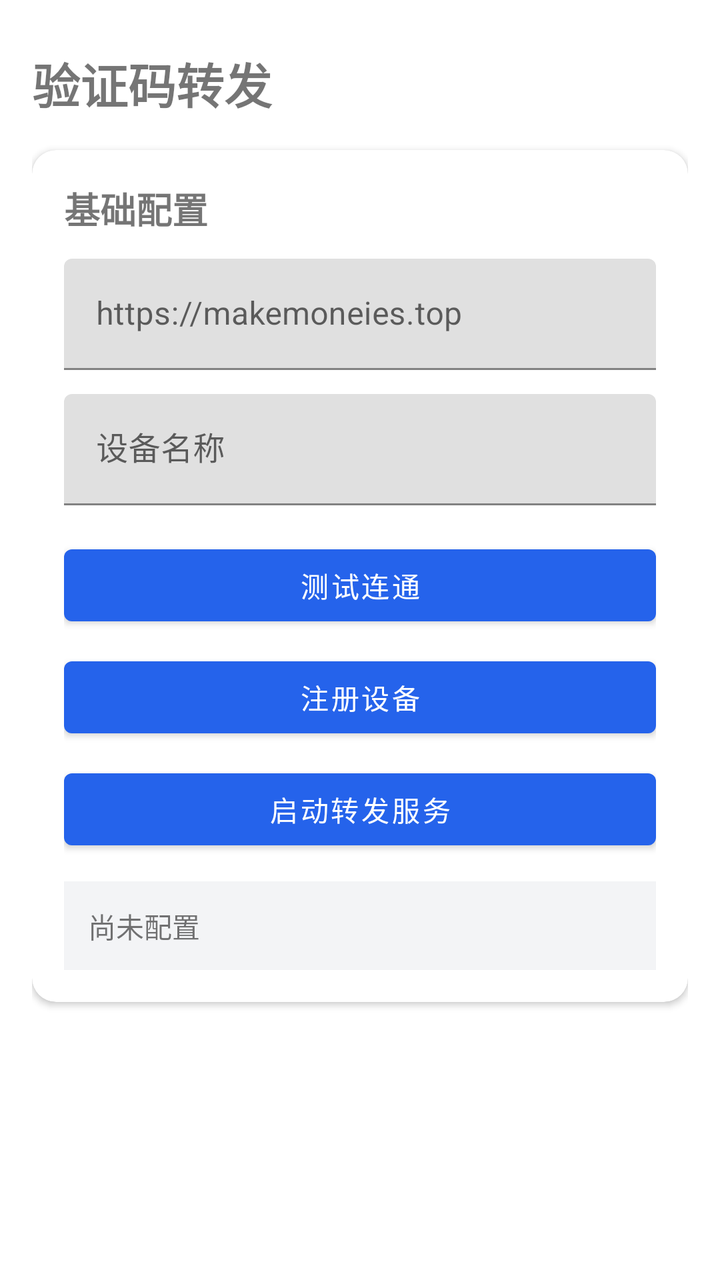
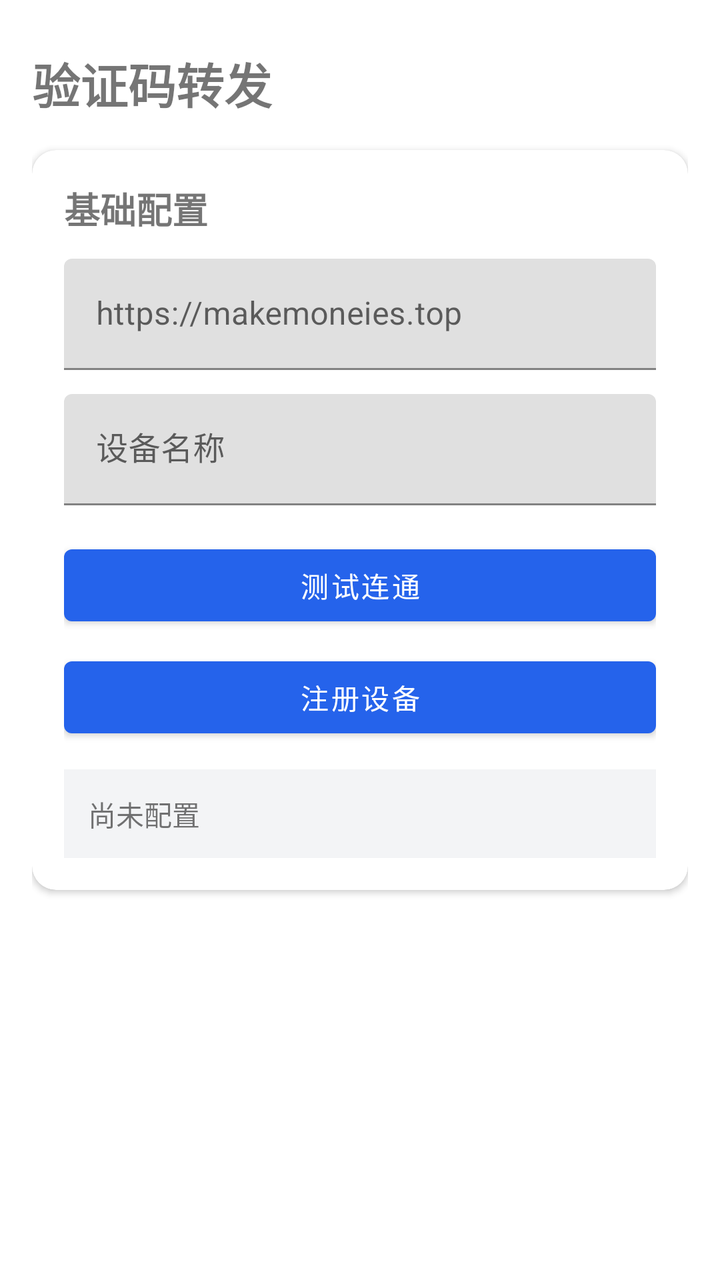

Screens rendered from an Android XML layout before and after an edit, with the pre-edit source and the edit as a unified diff.
<!-- AndroidManifest.xml: application theme Theme.SmsReceiver -->
<!-- res/layout/activity_config.xml -->
<?xml version="1.0" encoding="utf-8"?>
<ScrollView xmlns:android="http://schemas.android.com/apk/res/android"
    xmlns:app="http://schemas.android.com/apk/res-auto"
    android:layout_width="match_parent"
    android:layout_height="match_parent"
    android:clipToPadding="false"
    android:fillViewport="true"
    android:padding="16dp"
    android:paddingBottom="32dp">

    <LinearLayout
        android:layout_width="match_parent"
        android:layout_height="wrap_content"
        android:orientation="vertical">

        <TextView
            android:layout_width="match_parent"
            android:layout_height="wrap_content"
            android:paddingTop="8dp"
            android:text="@string/page_title"
            android:textSize="24sp"
            android:textStyle="bold" />

        <com.google.android.material.card.MaterialCardView
            android:layout_width="match_parent"
            android:layout_height="wrap_content"
            android:layout_marginTop="16dp"
            app:cardCornerRadius="12dp"
            app:cardElevation="2dp">

            <LinearLayout
                android:layout_width="match_parent"
                android:layout_height="wrap_content"
                android:orientation="vertical"
                android:padding="16dp">

                <TextView
                    android:layout_width="match_parent"
                    android:layout_height="wrap_content"
                    android:text="@string/section_config"
                    android:textSize="18sp"
                    android:textStyle="bold" />

                <com.google.android.material.textfield.TextInputLayout
                    android:layout_width="match_parent"
                    android:layout_height="wrap_content"
                    android:layout_marginTop="12dp">

                    <com.google.android.material.textfield.TextInputEditText
                        android:id="@+id/serverUrlInput"
                        android:layout_width="match_parent"
                        android:layout_height="wrap_content"
                        android:hint="@string/server_url_hint"
                        android:inputType="textUri" />
                </com.google.android.material.textfield.TextInputLayout>

                <com.google.android.material.textfield.TextInputLayout
                    android:layout_width="match_parent"
                    android:layout_height="wrap_content"
                    android:layout_marginTop="12dp">

                    <com.google.android.material.textfield.TextInputEditText
                        android:id="@+id/deviceNameInput"
                        android:layout_width="match_parent"
                        android:layout_height="wrap_content"
                        android:hint="@string/device_name_hint"
                        android:inputType="text" />
                </com.google.android.material.textfield.TextInputLayout>

                <Button
                    android:id="@+id/testConnectionButton"
                    android:layout_width="match_parent"
                    android:layout_height="wrap_content"
                    android:layout_marginTop="16dp"
                    android:text="@string/test_connection" />

                <Button
                    android:id="@+id/registerButton"
                    android:layout_width="match_parent"
                    android:layout_height="wrap_content"
                    android:layout_marginTop="8dp"
                    android:text="@string/register_device" />

                <Button
                    android:id="@+id/startServiceButton"
                    android:layout_width="match_parent"
                    android:layout_height="wrap_content"
                    android:layout_marginTop="8dp"
                    android:text="@string/start_service" />

                <TextView
                    android:id="@+id/connectionStatusText"
                    android:layout_width="match_parent"
                    android:layout_height="wrap_content"
                    android:layout_marginTop="12dp"
                    android:textColor="?android:attr/textColorSecondary"
                    android:textSize="14sp"
                    android:visibility="gone" />

                <TextView
                    android:id="@+id/statusText"
                    android:layout_width="match_parent"
                    android:layout_height="wrap_content"
                    android:layout_marginTop="12dp"
                    android:background="#F3F4F6"
                    android:padding="12dp"
                    android:text="@string/status_placeholder"
                    android:textIsSelectable="true"
                    android:textSize="14sp" />
            </LinearLayout>
        </com.google.android.material.card.MaterialCardView>
    </LinearLayout>
</ScrollView>
<!-- resources referenced by this layout -->
<resources>
  <string name="device_name_hint">设备名称</string>
  <string name="page_title">验证码转发</string>
  <string name="register_device">注册设备</string>
  <string name="section_config">基础配置</string>
  <string name="server_url_hint">https://makemoneies.top</string>
  <string name="start_service">启动转发服务</string>
  <string name="status_placeholder">尚未配置</string>
  <string name="test_connection">测试连通</string>
  <style name="Theme.SmsReceiver" parent="Theme.MaterialComponents.DayNight.NoActionBar">
          <item name="colorPrimary">#2563EB</item>
          <item name="colorPrimaryVariant">#1D4ED8</item>
          <item name="colorOnPrimary">#FFFFFF</item>
          <item name="android:statusBarColor">#1D4ED8</item>
      </style>
</resources>

<!-- the commit's change to res/layout/activity_config.xml (unified diff, before → after) -->
@@ -81,13 +81,6 @@
                     android:layout_marginTop="8dp"
                     android:text="@string/register_device" />
 
-                <Button
-                    android:id="@+id/startServiceButton"
-                    android:layout_width="match_parent"
-                    android:layout_height="wrap_content"
-                    android:layout_marginTop="8dp"
-                    android:text="@string/start_service" />
-
                 <TextView
                     android:id="@+id/connectionStatusText"
                     android:layout_width="match_parent"
<!-- resource entries referenced after the edit -->
@@ -5,7 +5,6 @@
   <string name="register_device">注册设备</string>
   <string name="section_config">基础配置</string>
   <string name="server_url_hint">https://makemoneies.top</string>
-  <string name="start_service">启动转发服务</string>
   <string name="status_placeholder">尚未配置</string>
   <string name="test_connection">测试连通</string>
   <style name="Theme.SmsReceiver" parent="Theme.MaterialComponents.DayNight.NoActionBar">
